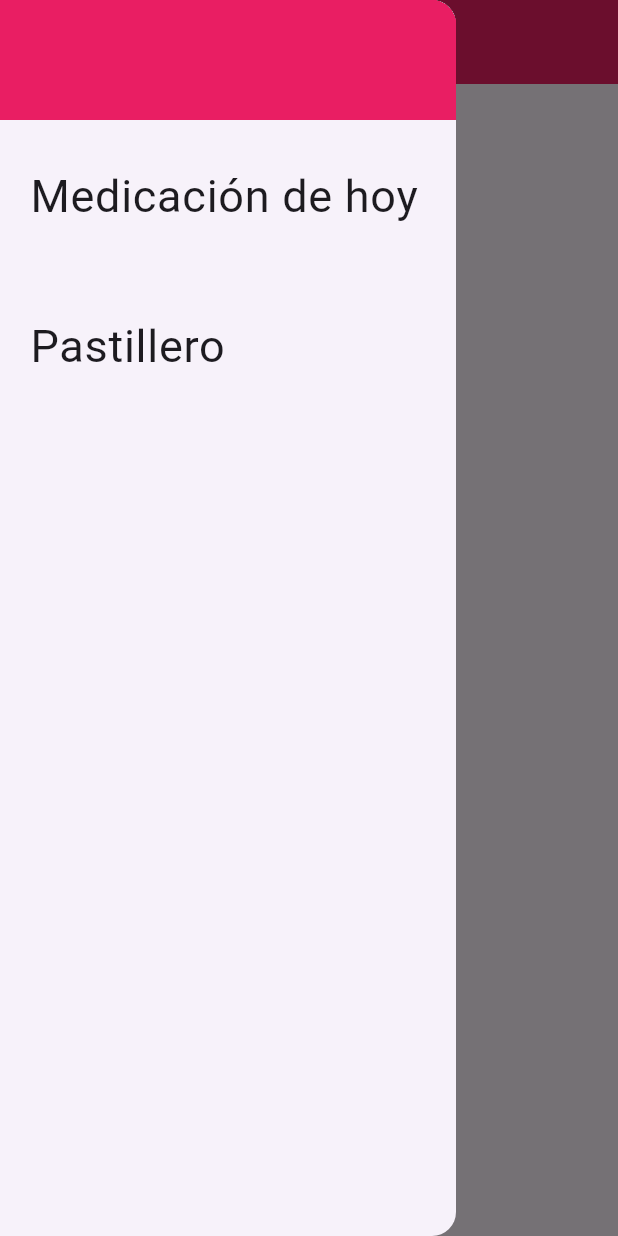
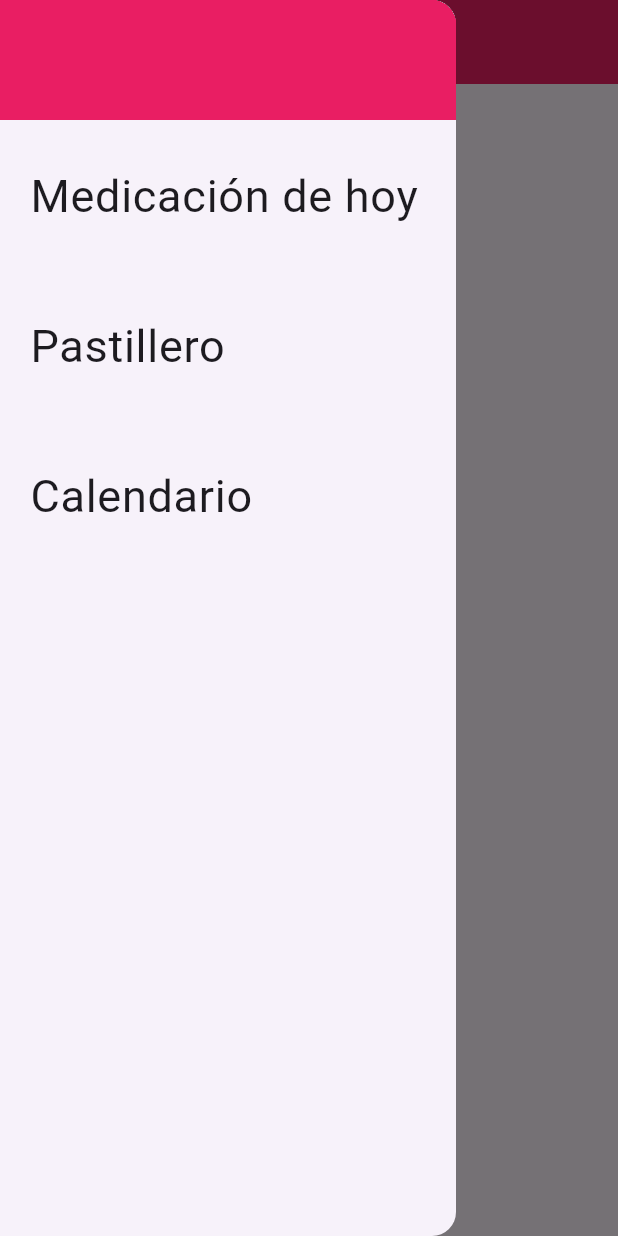
Before and after one commit to pali509/pillpal, a Flutter app: the PantallaInicial screen opened by its route, with the side drawer open, on a phone screen of 412 x 824 dp. Run offline on Flutter 3.47's test engine with Material 3 defaults, Android fonts, the phone set to English and light mode, and no system bars; our stand-ins replace flutter_bloc, supabase, supabase_flutter; missing offline and left inert: mailer, postgres; accounts and stored records are empty.

Commit message:
Creada pantalla calendario

```diff
--- a/pillpal-project/lib/main.dart
+++ b/pillpal-project/lib/main.dart
@@ -6,6 +6,7 @@ import 'package:pillpal/pantallas/pantalla_inicial.dart';
 import 'package:pillpal/pantallas/pantalla_pastillero.dart';
 import 'package:pillpal/pantallas/navigation_drawer.dart';
 import 'package:pillpal/pantallas/pantalla_registro.dart';
+import 'package:pillpal/pantallas/pantalla_calendario.dart';
 
 import 'package:pillpal/pantallas/pantalla_sesion.dart';
 import 'package:supabase_flutter/supabase_flutter.dart';
@@ -29,6 +30,7 @@ class MyApp extends StatelessWidget {
         '/cuenta': (context) => Login(),
         '/registro': (context) => Registro(),
         '/infoMed': (context) => InfoMed(),
+        '/calendario': (context) => PantallaCalendario(),
       },
          /*
 
--- a/pillpal-project/lib/pantallas/navigation_drawer.dart
+++ b/pillpal-project/lib/pantallas/navigation_drawer.dart
@@ -50,6 +50,22 @@ class MyDrawer extends StatelessWidget {
               },
             ),
           ),
+          Container(
+            height: 100,
+            child: ListTile(
+              title: const Text(
+                'Calendario',
+                style: TextStyle(fontSize: 30.0),
+              ),
+              contentPadding: EdgeInsets.symmetric(vertical: 20, horizontal: 20),
+              onTap: () {
+                Navigator.pop(context);
+                if (ModalRoute.of(context)!.settings.name != '/calendario') {
+                  Navigator.pushReplacementNamed(context, '/calendario');
+                }
+              },
+            ),
+          ),
         ],
       ),
 
```
Also changed, not shown: pillpal-project/lib/pantallas/pantalla_calendario.dart (added, +27 -0 lines).
